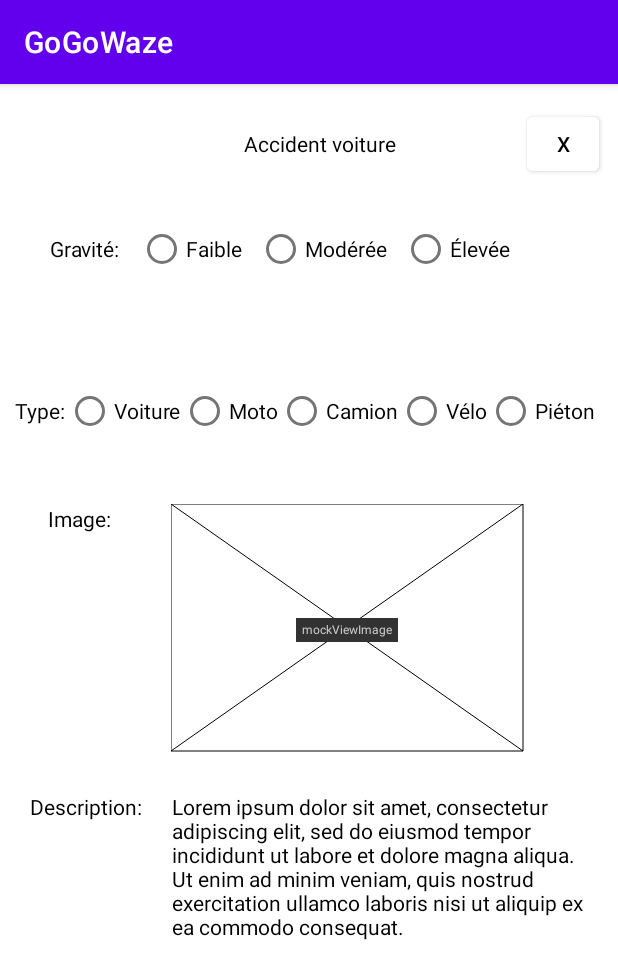
After one commit to ClervieCauser/GoGoWaze, an Android app: the fragment DetailNotificationFragment shown on its own in the app's theme, on a phone screen of 412 x 824 dp. The commit adds this screen. Shown: the top 979 px of the screen. Run offline under Robolectric (Android 15) with nearby library versions, the phone set to English and light mode, and no system bars.

Commit message:
fragment detail notification et detail accident

```diff
--- /dev/null
+++ b/app/src/main/java/com/example/gogowaze/DetailAccidentFragment.java
@@ -0,0 +1,64 @@
+package com.example.gogowaze;
+
+import android.os.Bundle;
+
+import androidx.fragment.app.Fragment;
+
+import android.view.LayoutInflater;
+import android.view.View;
+import android.view.ViewGroup;
+
+/**
+ * A simple {@link Fragment} subclass.
+ * Use the {@link DetailAccidentFragment#newInstance} factory method to
+ * create an instance of this fragment.
+ */
+public class DetailAccidentFragment extends Fragment {
+
+    // TODO: Rename parameter arguments, choose names that match
+    // the fragment initialization parameters, e.g. ARG_ITEM_NUMBER
+    private static final String ARG_PARAM1 = "param1";
+    private static final String ARG_PARAM2 = "param2";
+
+    // TODO: Rename and change types of parameters
+    private String mParam1;
+    private String mParam2;
+
+    public DetailAccidentFragment() {
+        // Required empty public constructor
+    }
+
+    /**
+     * Use this factory method to create a new instance of
+     * this fragment using the provided parameters.
+     *
+     * @param param1 Parameter 1.
+     * @param param2 Parameter 2.
+     * @return A new instance of fragment DetailAccidentFragment.
+     */
+    // TODO: Rename and change types and number of parameters
+    public static DetailAccidentFragment newInstance(String param1, String param2) {
+        DetailAccidentFragment fragment = new DetailAccidentFragment();
+        Bundle args = new Bundle();
+        args.putString(ARG_PARAM1, param1);
+        args.putString(ARG_PARAM2, param2);
+        fragment.setArguments(args);
+        return fragment;
+    }
+
+    @Override
+    public void onCreate(Bundle savedInstanceState) {
+        super.onCreate(savedInstanceState);
+        if (getArguments() != null) {
+            mParam1 = getArguments().getString(ARG_PARAM1);
+            mParam2 = getArguments().getString(ARG_PARAM2);
+        }
+    }
+
+    @Override
+    public View onCreateView(LayoutInflater inflater, ViewGroup container,
+                             Bundle savedInstanceState) {
+        // Inflate the layout for this fragment
+        return inflater.inflate(R.layout.fragment_detail_accident, container, false);
+    }
+}
--- /dev/null
+++ b/app/src/main/java/com/example/gogowaze/DetailNotificationFragment.java
@@ -0,0 +1,64 @@
+package com.example.gogowaze;
+
+import android.os.Bundle;
+
+import androidx.fragment.app.Fragment;
+
+import android.view.LayoutInflater;
+import android.view.View;
+import android.view.ViewGroup;
+
+/**
+ * A simple {@link Fragment} subclass.
+ * Use the {@link DetailNotificationFragment#newInstance} factory method to
+ * create an instance of this fragment.
+ */
+public class DetailNotificationFragment extends Fragment {
+
+    // TODO: Rename parameter arguments, choose names that match
+    // the fragment initialization parameters, e.g. ARG_ITEM_NUMBER
+    private static final String ARG_PARAM1 = "param1";
+    private static final String ARG_PARAM2 = "param2";
+
+    // TODO: Rename and change types of parameters
+    private String mParam1;
+    private String mParam2;
+
+    public DetailNotificationFragment() {
+        // Required empty public constructor
+    }
+
+    /**
+     * Use this factory method to create a new instance of
+     * this fragment using the provided parameters.
+     *
+     * @param param1 Parameter 1.
+     * @param param2 Parameter 2.
+     * @return A new instance of fragment DetailNotificationFragment.
+     */
+    // TODO: Rename and change types and number of parameters
+    public static DetailNotificationFragment newInstance(String param1, String param2) {
+        DetailNotificationFragment fragment = new DetailNotificationFragment();
+        Bundle args = new Bundle();
+        args.putString(ARG_PARAM1, param1);
+        args.putString(ARG_PARAM2, param2);
+        fragment.setArguments(args);
+        return fragment;
+    }
+
+    @Override
+    public void onCreate(Bundle savedInstanceState) {
+        super.onCreate(savedInstanceState);
+        if (getArguments() != null) {
+            mParam1 = getArguments().getString(ARG_PARAM1);
+            mParam2 = getArguments().getString(ARG_PARAM2);
+        }
+    }
+
+    @Override
+    public View onCreateView(LayoutInflater inflater, ViewGroup container,
+                             Bundle savedInstanceState) {
+        // Inflate the layout for this fragment
+        return inflater.inflate(R.layout.fragment_detail_notification, container, false);
+    }
+}
--- a/app/src/main/res/layout/activity_main.xml
+++ b/app/src/main/res/layout/activity_main.xml
@@ -6,13 +6,4 @@
     android:layout_height="match_parent"
     tools:context=".MainActivity">
 
-    <TextView
-        android:layout_width="wrap_content"
-        android:layout_height="wrap_content"
-        android:text="Hello World!"
-        app:layout_constraintBottom_toBottomOf="parent"
-        app:layout_constraintEnd_toEndOf="parent"
-        app:layout_constraintStart_toStartOf="parent"
-        app:layout_constraintTop_toTopOf="parent" />
-
 </androidx.constraintlayout.widget.ConstraintLayout>
--- /dev/null
+++ b/app/src/main/res/layout/fragment_detail_accident.xml
@@ -0,0 +1,48 @@
+<?xml version="1.0" encoding="utf-8"?>
+<FrameLayout xmlns:android="http://schemas.android.com/apk/res/android"
+    xmlns:tools="http://schemas.android.com/tools"
+    android:layout_width="200dp"
+    android:layout_height="200dp"
+    tools:context=".DetailAccidentFragment">
+
+    <LinearLayout
+        android:layout_width="match_parent"
+        android:layout_height="match_parent"
+        android:orientation="vertical">
+
+        <Button
+            android:id="@+id/buttonExit"
+            android:layout_width="48dp"
+            android:layout_height="48dp"
+            android:layout_gravity="end"
+            android:layout_marginEnd="2dp"
+            android:backgroundTint="@color/white"
+            android:text="@string/x"
+            android:textColor="@color/black" />
+
+        <ImageView
+            android:id="@+id/imageAccident"
+            android:layout_width="match_parent"
+            android:layout_height="93dp"
+            android:src="@drawable/car_accident"
+            android:contentDescription="Image pour un accident de voiture" />
+
+        <TextView
+            android:id="@+id/textTypeAccident"
+            android:layout_width="match_parent"
+            android:layout_height="wrap_content"
+            android:textAlignment="center"
+            android:textColor="@color/black"
+            android:text="@string/accident_de_voiture" />
+
+        <TextView
+            android:id="@+id/textGavite"
+            android:layout_width="match_parent"
+            android:layout_height="wrap_content"
+            android:text="@string/gaviteelevee"
+            android:textAlignment="center"
+            android:textColor="@color/black" />
+    </LinearLayout>
+
+
+</FrameLayout>
--- /dev/null
+++ b/app/src/main/res/layout/fragment_detail_notification.xml
@@ -0,0 +1,201 @@
+<?xml version="1.0" encoding="utf-8"?>
+<androidx.constraintlayout.widget.ConstraintLayout xmlns:android="http://schemas.android.com/apk/res/android"
+    xmlns:app="http://schemas.android.com/apk/res-auto"
+    xmlns:tools="http://schemas.android.com/tools"
+    android:id="@+id/frameLayout"
+    android:layout_width="match_parent"
+    android:layout_height="wrap_content"
+    tools:context=".DetailNotificationFragment">
+
+    <TextView
+        android:id="@+id/textTitreNotification"
+        android:layout_width="wrap_content"
+        android:layout_height="wrap_content"
+        android:layout_marginStart="150dp"
+        android:layout_marginTop="30dp"
+        android:layout_marginEnd="74dp"
+        android:textColor="@color/black"
+        android:text="@string/accident_voiture"
+        app:layout_constraintEnd_toStartOf="@+id/buttonExit"
+        app:layout_constraintStart_toStartOf="parent"
+        app:layout_constraintTop_toTopOf="parent" />
+
+    <Button
+        android:id="@+id/buttonExit"
+        android:layout_width="48dp"
+        android:layout_height="48dp"
+        android:layout_marginTop="16dp"
+        android:text="@string/x"
+        android:backgroundTint="@color/white"
+        android:textColor="@color/black"
+        app:layout_constraintEnd_toEndOf="parent"
+        app:layout_constraintHorizontal_bias="0.714"
+        app:layout_constraintStart_toEndOf="@+id/textTitreNotification"
+        app:layout_constraintTop_toTopOf="parent" />
+
+    <TextView
+        android:id="@+id/textGravity"
+        android:layout_width="wrap_content"
+        android:layout_height="wrap_content"
+        android:layout_marginStart="28dp"
+        android:layout_marginTop="100dp"
+        android:textColor="@color/black"
+        android:text="@string/gravity"
+        app:layout_constraintEnd_toStartOf="@+id/radioButtonGroupeGravity"
+        app:layout_constraintHorizontal_bias="0.322"
+        app:layout_constraintStart_toStartOf="parent"
+        app:layout_constraintTop_toTopOf="parent" />
+
+    <RadioGroup
+        android:id="@+id/radioButtonGroupeGravity"
+        android:layout_width="wrap_content"
+        android:layout_height="72dp"
+        android:layout_marginStart="92dp"
+        android:layout_marginTop="76dp"
+        android:orientation="horizontal"
+        app:layout_constraintStart_toStartOf="parent"
+        app:layout_constraintTop_toTopOf="parent">
+
+        <RadioButton
+            android:id="@+id/radioButtonFaible"
+            android:layout_width="wrap_content"
+            android:layout_height="wrap_content"
+            android:layout_marginTop="10dp"
+            android:text="@string/faible"
+            app:layout_constraintStart_toStartOf="@+id/radioButtonGroupeGravity"
+            app:layout_constraintTop_toTopOf="parent" />
+
+        <RadioButton
+            android:id="@+id/radioButtonModeree"
+            android:layout_width="wrap_content"
+            android:layout_height="wrap_content"
+            android:layout_marginStart="10dp"
+            android:layout_marginTop="10dp"
+            android:text="@string/moderee"
+            app:layout_constraintStart_toEndOf="@+id/radioButtonFaible"
+            app:layout_constraintTop_toTopOf="parent" />
+
+        <RadioButton
+            android:id="@+id/radioButtonElevee"
+            android:layout_width="wrap_content"
+            android:layout_height="wrap_content"
+            android:layout_marginStart="10dp"
+            android:layout_marginTop="10dp"
+            android:text="@string/elevee"
+            app:layout_constraintStart_toEndOf="@+id/radioButtonModeree"
+            app:layout_constraintTop_toTopOf="parent" />
+    </RadioGroup>
+
+    <TextView
+        android:id="@+id/textType"
+        android:layout_width="wrap_content"
+        android:layout_height="wrap_content"
+        android:layout_marginStart="10dp"
+        android:layout_marginTop="208dp"
+        android:text="@string/type"
+        android:textColor="@color/black"
+        app:layout_constraintStart_toStartOf="parent"
+        app:layout_constraintTop_toTopOf="parent" />
+
+    <RadioGroup
+        android:id="@+id/radioButtonGroupeType"
+        android:layout_width="wrap_content"
+        android:layout_height="72dp"
+        android:layout_marginTop="184dp"
+        android:orientation="horizontal"
+        app:layout_constraintStart_toEndOf="@+id/textType"
+        app:layout_constraintTop_toTopOf="parent">
+
+        <RadioButton
+            android:id="@+id/radioButtonVoiture"
+            android:layout_width="wrap_content"
+            android:layout_height="wrap_content"
+            android:layout_marginTop="10dp"
+            android:text="@string/voiture"
+            app:layout_constraintStart_toStartOf="@+id/radioButtonGroupeType"
+            app:layout_constraintTop_toTopOf="parent" />
+
+        <RadioButton
+            android:id="@+id/radioButtonMoto"
+            android:layout_width="wrap_content"
+            android:layout_height="wrap_content"
+            android:layout_marginTop="10dp"
+            android:text="@string/moto"
+            app:layout_constraintStart_toEndOf="@+id/radioButtonVoiture"
+            app:layout_constraintTop_toTopOf="parent" />
+
+        <RadioButton
+            android:id="@+id/radioButtonCamion"
+            android:layout_width="wrap_content"
+            android:layout_height="wrap_content"
+            android:layout_marginTop="10dp"
+            android:text="@string/camion"
+            app:layout_constraintStart_toEndOf="@+id/radioButtonMoto"
+            app:layout_constraintTop_toTopOf="parent" />
+
+        <RadioButton
+            android:id="@+id/radioButtonVelo"
+            android:layout_width="wrap_content"
+            android:layout_height="wrap_content"
+            android:layout_marginTop="10dp"
+            android:text="@string/velo"
+            app:layout_constraintStart_toEndOf="@+id/radioButtonCamion"
+            app:layout_constraintTop_toTopOf="parent" />
+
+        <RadioButton
+            android:id="@+id/radioButtonPieton"
+            android:layout_width="wrap_content"
+            android:layout_height="wrap_content"
+            android:layout_marginTop="10dp"
+            android:text="@string/pieton"
+            app:layout_constraintStart_toEndOf="@+id/radioButtonVelo"
+            app:layout_constraintTop_toTopOf="parent" />
+    </RadioGroup>
+
+    <TextView
+        android:id="@+id/textImage"
+        android:layout_width="wrap_content"
+        android:layout_height="wrap_content"
+        android:layout_marginStart="32dp"
+        android:layout_marginTop="280dp"
+        android:text="@string/image"
+        android:textColor="@color/black"
+        app:layout_constraintStart_toStartOf="parent"
+        app:layout_constraintTop_toTopOf="parent" />
+
+
+    <androidx.constraintlayout.utils.widget.MockView
+        android:id="@+id/mockViewImage"
+        android:layout_width="235dp"
+        android:layout_height="165dp"
+        android:layout_marginStart="40dp"
+        android:layout_marginTop="280dp"
+        app:layout_constraintStart_toEndOf="@+id/textImage"
+        app:layout_constraintTop_toTopOf="parent" />
+
+    <TextView
+        android:id="@+id/textDescription"
+        android:layout_width="wrap_content"
+        android:layout_height="wrap_content"
+        android:layout_marginStart="20dp"
+        android:layout_marginTop="472dp"
+        android:text="@string/description"
+        android:textColor="@color/black"
+        app:layout_constraintStart_toStartOf="parent"
+        app:layout_constraintTop_toTopOf="parent" />
+
+    <TextView
+        android:id="@+id/textDescriptionLorem"
+        android:layout_width="274dp"
+        android:layout_height="wrap_content"
+        android:layout_marginStart="20dp"
+        android:layout_marginTop="472dp"
+        android:text="@string/loremIpsum"
+        android:textColor="@color/black"
+        app:layout_constraintStart_toEndOf="@+id/textDescription"
+        app:layout_constraintTop_toTopOf="parent" />
+
+
+
+
+</androidx.constraintlayout.widget.ConstraintLayout>
--- a/app/src/main/res/values/strings.xml
+++ b/app/src/main/res/values/strings.xml
@@ -1,3 +1,22 @@
 <resources>
     <string name="app_name">GoGoWaze</string>
+    <!-- TODO: Remove or change this placeholder text -->
+    <string name="hello_blank_fragment">Hello blank fragment</string>
+    <string name="accident_de_voiture">Accident de voiture</string>
+    <string name="gaviteelevee">Gavité élevée</string>
+    <string name="x">X</string>
+    <string name="accident_voiture">Accident voiture</string>
+    <string name="gravity">Gravité:</string>
+    <string name="faible">Faible</string>
+    <string name="moderee">Modérée</string>
+    <string name="type">Type:</string>
+    <string name="voiture">Voiture</string>
+    <string name="moto">Moto</string>
+    <string name="camion">Camion</string>
+    <string name="velo">Vélo</string>
+    <string name="pieton">Piéton</string>
+    <string name="elevee">Élevée</string>
+    <string name="image">Image:</string>
+    <string name="description">Description:</string>
+    <string name="loremIpsum">Lorem ipsum dolor sit amet, consectetur adipiscing elit, sed do eiusmod tempor incididunt ut labore et dolore magna aliqua. Ut enim ad minim veniam, quis nostrud exercitation ullamco laboris nisi ut aliquip ex ea commodo consequat.</string>
 </resources>
```
Also changed, not shown: app/src/main/res/drawable/car_accident.png (added).
